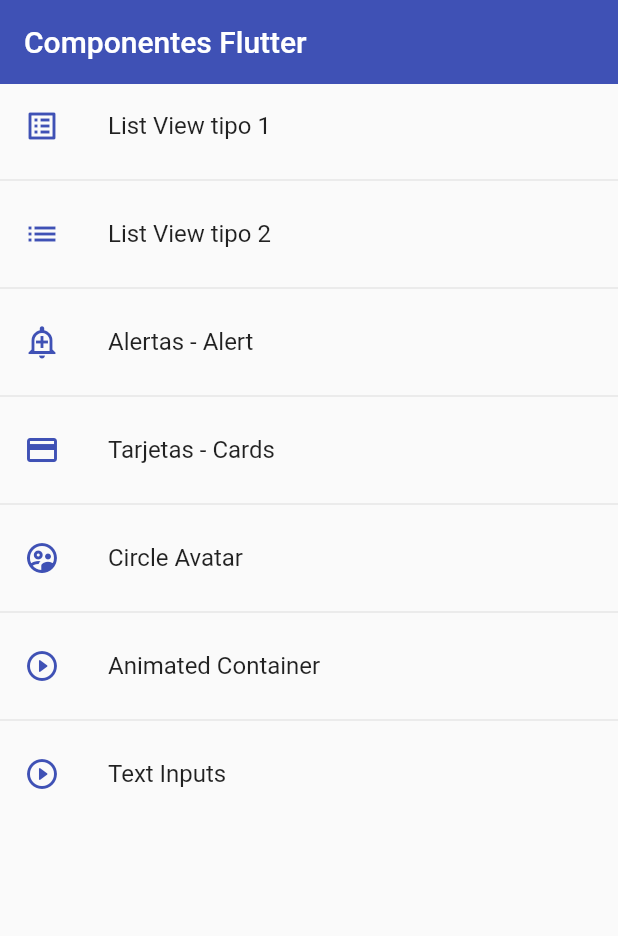
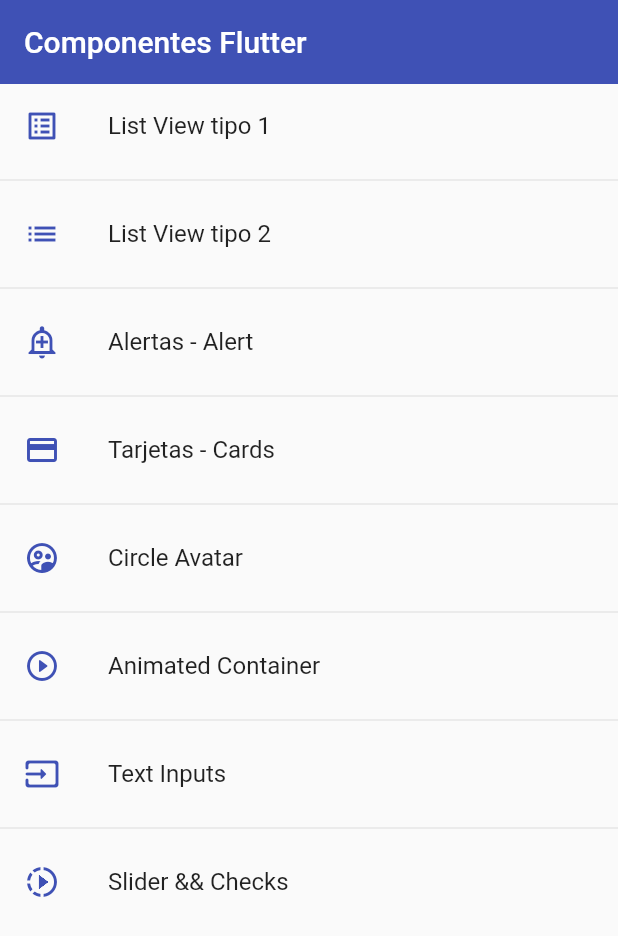
Before and after one commit to RommelOlachea/flutter-components, a Flutter app: the screen it shows after launch, on a phone screen of 412 x 824 dp. Shown: the top 936 px of the screen. Run offline on Flutter 3.47's test engine with Material 2 defaults, Android fonts, the phone set to English and light mode, and no system bars.

Commit message:
se agrego un slider

```diff
--- a/lib/router/app_routes.dart
+++ b/lib/router/app_routes.dart
@@ -46,7 +46,12 @@ class AppRoute {
         route: 'inputs',
         name: 'Text Inputs',
         screen: const InputsScreen(),
-        icon: Icons.play_circle_outline_rounded),
+        icon: Icons.input_rounded),
+    MenuOption(
+        route: 'slider',
+        name: 'Slider && Checks',
+        screen: const SliderScreen(),
+        icon: Icons.slow_motion_video_outlined),
   ];
 
   static Map<String, Widget Function(BuildContext)> getAppRoutes() {
--- a/lib/screens/screens.dart
+++ b/lib/screens/screens.dart
@@ -6,3 +6,4 @@ export 'package:flutter_components/screens/home_screen.dart';
 export 'package:flutter_components/screens/inputs_screen.dart';
 export 'package:flutter_components/screens/listview1_screen.dart';
 export 'package:flutter_components/screens/listview2_screen.dart';
+export 'package:flutter_components/screens/slider_screen.dart';
```
Also changed, not shown: lib/screens/slider_screen.dart (added, +42 -0 lines).
